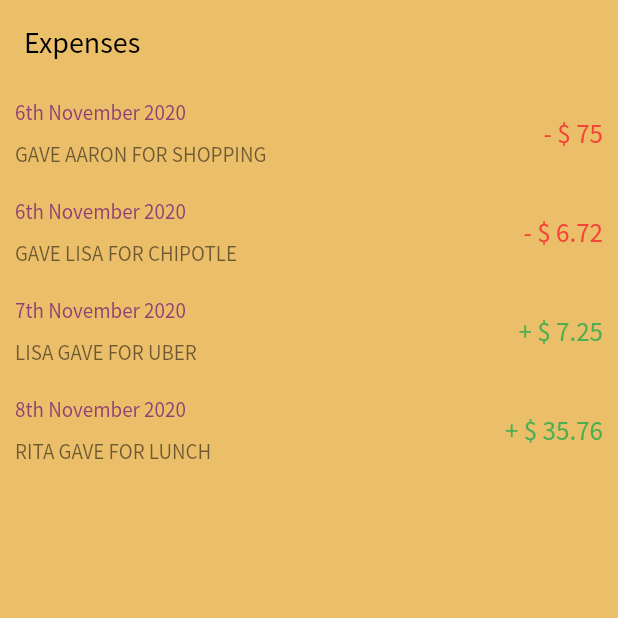
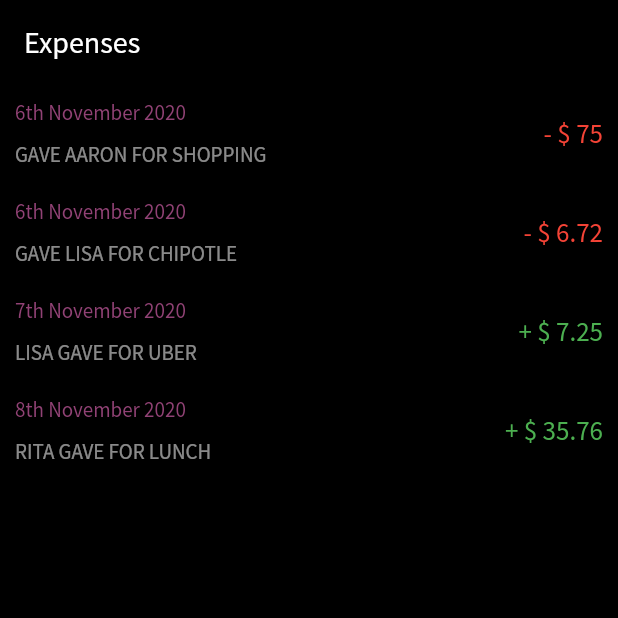
Before and after one commit to ameysunu/highfieldhack, a Flutter app: the Expenses screen opened directly, on a phone screen of 412 x 824 dp, the top half of it. Run offline on Flutter 3.47's test engine with Material 2 defaults, Android fonts, the phone set to English and light mode, and no system bars; our stand-ins replace cloud_firestore, firebase_auth, firebase_core, google_sign_in, hexcolor; missing offline and left inert: flutter_dialogflow; accounts and stored records are empty; project files that could hold a hidden picture were left out.

Commit message:
expenses added

```diff
--- a/lib/pages/expenses.dart
+++ b/lib/pages/expenses.dart
@@ -10,13 +10,13 @@ class _ExpensesState extends State<Expenses> {
   @override
   Widget build(BuildContext context) {
     return Scaffold(
-      backgroundColor: HexColor('#EBBF6A'),
+      backgroundColor: HexColor('#000000'),
       appBar: AppBar(
-        backgroundColor: HexColor('#EBBF6A'),
+        backgroundColor: HexColor('#000000'),
         automaticallyImplyLeading: false,
         title: Text(
           "Expenses",
-          style: TextStyle(fontFamily: 'SourceSansPro', color: Colors.black),
+          style: TextStyle(fontFamily: 'SourceSansPro', color: Colors.white),
         ),
         elevation: 0,
       ),
@@ -42,7 +42,7 @@ class _ExpensesState extends State<Expenses> {
                         child: Text(
                           "GAVE AARON FOR SHOPPING",
                           style: TextStyle(
-                              color: Colors.black54,
+                              color: Colors.white54,
                               fontFamily: 'SourceSansPro'),
                         ),
                       ),
@@ -79,7 +79,7 @@ class _ExpensesState extends State<Expenses> {
                         child: Text(
                           "GAVE LISA FOR CHIPOTLE",
                           style: TextStyle(
-                              color: Colors.black54,
+                              color: Colors.white54,
                               fontFamily: 'SourceSansPro'),
                         ),
                       ),
@@ -116,7 +116,7 @@ class _ExpensesState extends State<Expenses> {
                         child: Text(
                           "LISA GAVE FOR UBER",
                           style: TextStyle(
-                              color: Colors.black54,
+                              color: Colors.white54,
                               fontFamily: 'SourceSansPro'),
                         ),
                       ),
@@ -153,7 +153,7 @@ class _ExpensesState extends State<Expenses> {
                         child: Text(
                           "RITA GAVE FOR LUNCH",
                           style: TextStyle(
-                              color: Colors.black54,
+                              color: Colors.white54,
                               fontFamily: 'SourceSansPro'),
                         ),
                       ),
```
